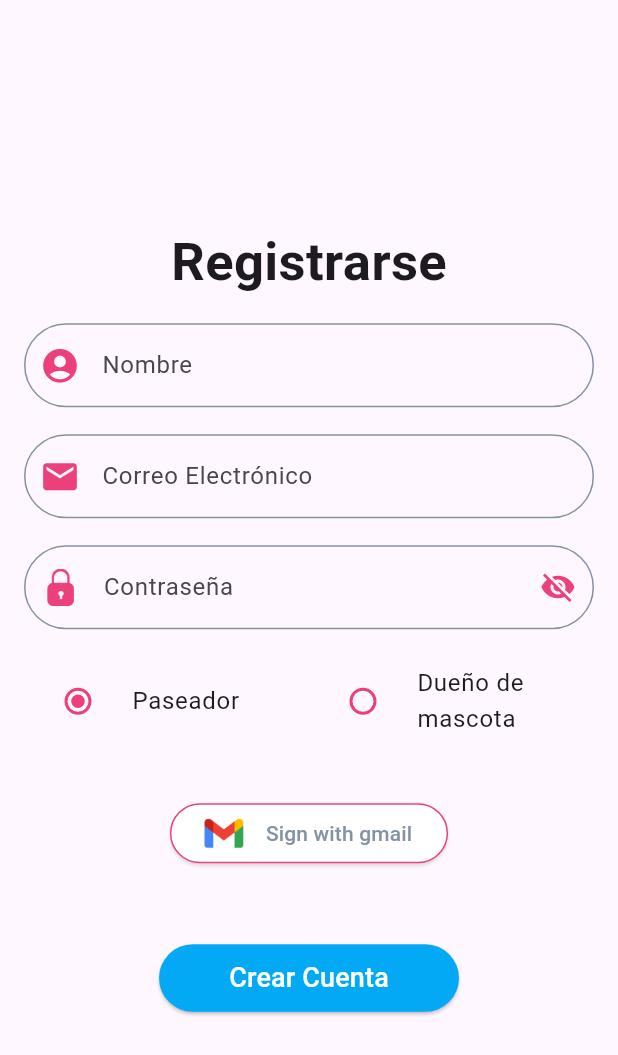
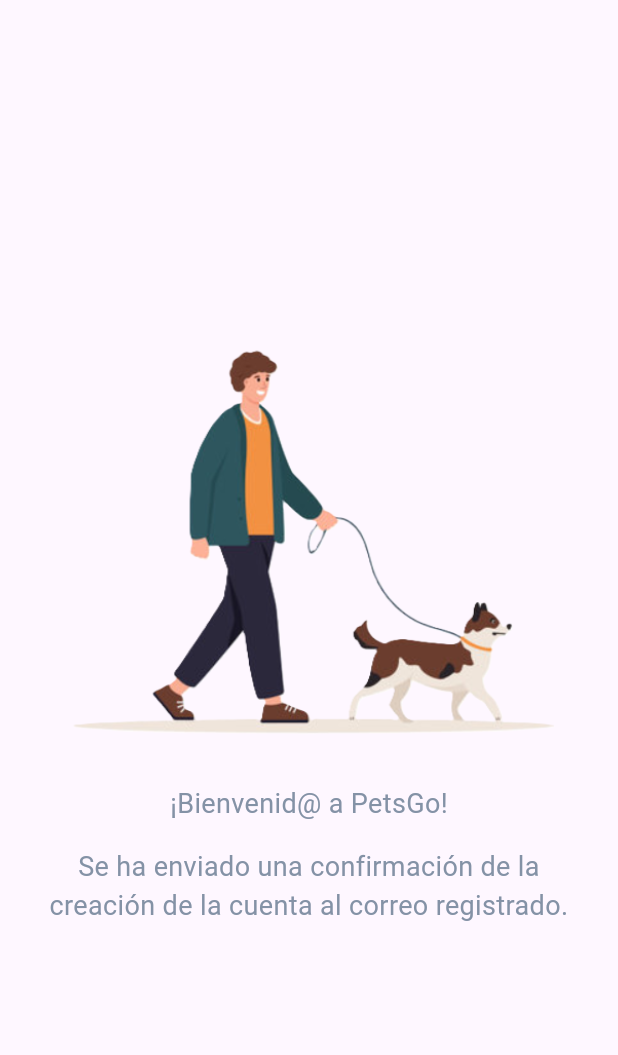
Before and after one commit to MarianaNV10/PetsGo, a Flutter app: the screen it shows after launch, after a tap on "Registrarse", after a tap on "Crear Cuenta", on a phone screen of 412 x 824 dp. Shown: the top 1055 px of the screen. Run offline on Flutter 3.47's test engine with Material 3 defaults, Android fonts, the phone set to English and light mode, and no system bars.

Commit message:
Se crea la página de creación de la cuenta de usuario y se agrega la funcionalidad correspondiente a esta acción en la página de registro.

```diff
--- a/lib/main.dart
+++ b/lib/main.dart
@@ -1,4 +1,5 @@
 import 'package:flutter/material.dart';
+import 'package:petsgo/pages/confR_page.dart';
 import 'package:petsgo/pages/login_page.dart';
 import 'package:petsgo/pages/register_page.dart';
 import 'package:petsgo/pages/splash_page.dart';
--- /dev/null
+++ b/lib/pages/confR_page.dart
@@ -0,0 +1,50 @@
+import 'package:flutter/material.dart';
+
+class RegisterConfPage extends StatefulWidget {
+  const RegisterConfPage({super.key});
+
+  @override
+  State<RegisterConfPage> createState() => _RegisterConfPageState();
+}
+
+class _RegisterConfPageState extends State<RegisterConfPage> {
+  @override
+  Widget build(BuildContext context) {
+    return Scaffold(
+      body: Padding(
+        padding: const EdgeInsets.symmetric(horizontal: 16, vertical: 16),
+        child: Center(
+          child: Column(
+            mainAxisAlignment: MainAxisAlignment.center,
+            children: <Widget>[
+              const Image(
+                  image: AssetImage('assets/images/MDWalk.png')
+              ),
+              const SizedBox(
+                height: 16.0,
+              ),
+              Text(
+                "¡Bienvenid@ a PetsGo!",
+                style: const TextStyle(
+                  fontSize: 18,
+                  color: Color(0xFF8492A6),
+                ),
+              ),
+              const SizedBox(
+                height: 16.0,
+              ),
+              Text(
+                "Se ha enviado una confirmación de la creación de la cuenta al correo registrado.",
+                textAlign: TextAlign.center,
+                style: const TextStyle(
+                  fontSize: 18,
+                  color: Color(0xFF8492A6),
+                ),
+              ),
+            ],
+          ),
+        ),
+      ),
+    );
+  }
+}
--- a/lib/pages/init_page.dart
+++ b/lib/pages/init_page.dart
@@ -16,9 +16,7 @@
   }
 
   void _onRegisterButtonClicked(){
-    setState(() {
-      Navigator.pushReplacement(context, MaterialPageRoute(builder: (context) => RegisterPage()));
-    });
+    Navigator.pushReplacement(context, MaterialPageRoute(builder: (context) => RegisterPage()));
   }
 
   @override
--- a/lib/pages/register_page.dart
+++ b/lib/pages/register_page.dart
@@ -1,4 +1,5 @@
 import 'package:flutter/material.dart';
+import 'package:petsgo/pages/confR_page.dart';
 
 class RegisterPage extends StatefulWidget {
   const RegisterPage({super.key});
@@ -17,6 +18,10 @@
   bool _passwordVisibility = false;
 
   Rol? _rol = Rol.paseador;
+
+  void _onCreateAccountButtonClicked(){
+    Navigator.pushReplacement(context, MaterialPageRoute(builder: (context) => RegisterConfPage()));
+  }
 
   @override
   Widget build(BuildContext context) {
@@ -195,7 +200,7 @@
                       ),
                     ),
                     onPressed: (){
-
+                      _onCreateAccountButtonClicked();
                     },
                     style: ElevatedButton.styleFrom(
                       backgroundColor: Colors.lightBlue,
```
Also changed, not shown: assets/images/MDWalk.png (added), assets/images/manDogWalk.png (deleted).
